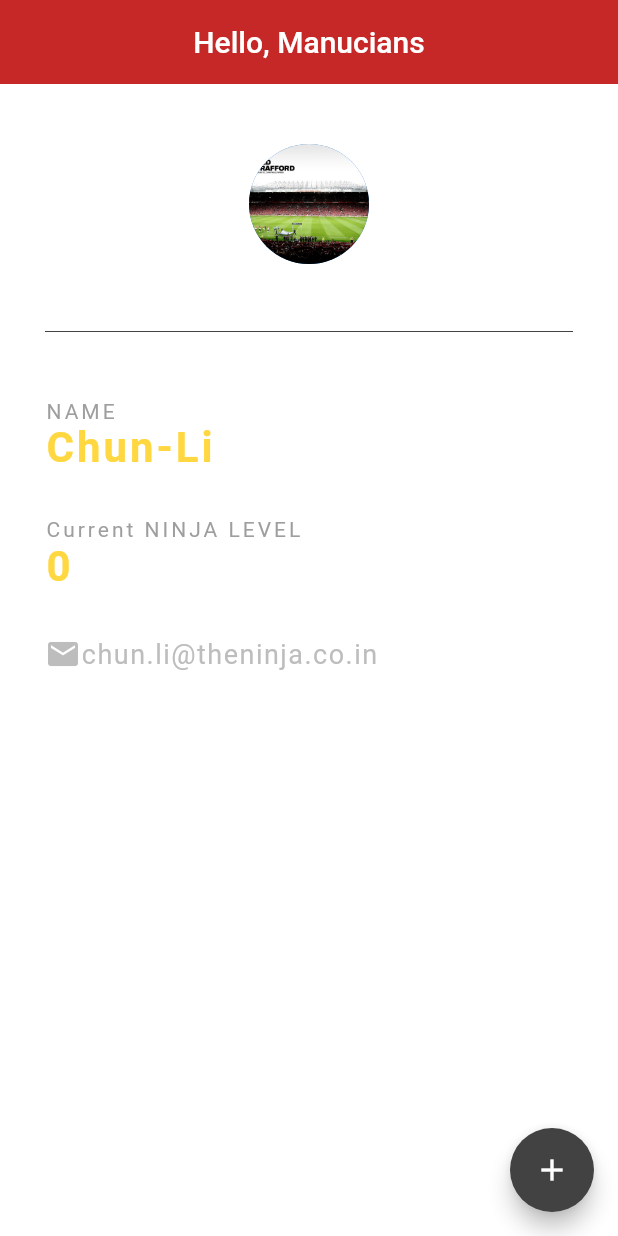
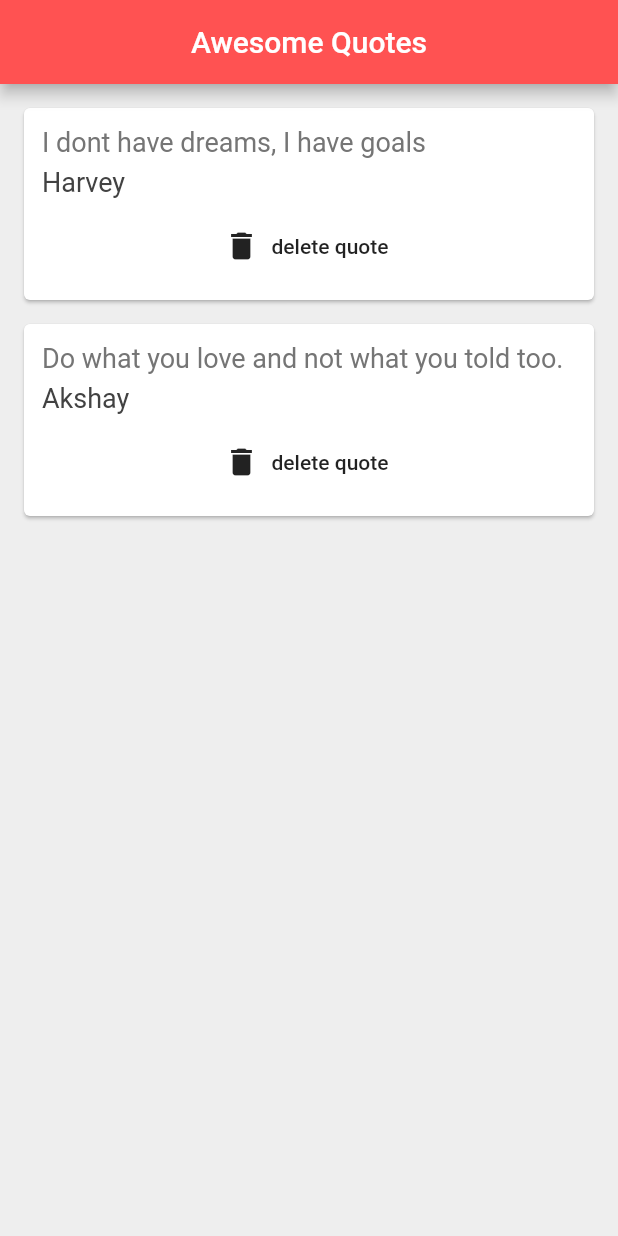
Before and after one commit to aks14075032/Flutter_App, a Flutter app: the screen it shows after launch, on a phone screen of 412 x 824 dp. Run offline on Flutter 3.47's test engine with Material 2 defaults, Android fonts, the light colour scheme and no system bars.

Commit message:
"Flutter App : Quote App"

```diff
--- a/lib/main.dart
+++ b/lib/main.dart
@@ -1,106 +1,69 @@
 import 'package:flutter/material.dart';
-
+import 'quote.dart';
 void main() => runApp(MaterialApp(
-  home: Home()
+  home: QuoteList(),
 ));
 
+class QuoteList extends StatefulWidget {
+  const QuoteList({Key? key}) : super(key: key);
 
-class Home extends StatefulWidget {
   @override
-  _HomeState createState() => _HomeState();
+  _QuoteListState createState() => _QuoteListState();
 }
 
-class _HomeState extends State<Home> {
+class _QuoteListState extends State<QuoteList> {
+  @override
+  List<Quote> quotes = [
+    Quote(author: 'Harvey', text: 'I don''t have dreams, I have goals'),
+    Quote(author: 'Akshay', text: 'Do what you love and not what you told too.')
+  ];
 
-  int ninjaLevel=0;
-
-  @override
-  Widget build(BuildContext context) {
-    return Scaffold(
-      backgroundColor: Colors.white,
-      appBar: AppBar(
-        title: Text('Hello, Manucians'),
-        centerTitle: true,
-        backgroundColor: Colors.red[800],
-        elevation: 0.0,
-      ),
-      floatingActionButton: FloatingActionButton(
-        onPressed: (){
-          setState(() {
-            ninjaLevel += 1;
-          });
-        },
-        child: Icon(Icons.add),
-        backgroundColor: Colors.grey[800],
-      ),
-      body: Padding(
-        padding: EdgeInsets.fromLTRB(30.0, 40.0, 30.0, 0.0),
+  Widget quoteTemplate(quote){
+    return Card(
+      margin: EdgeInsets.fromLTRB(16.0, 16.0, 16.0, 0),
+      child: Padding(
+        padding: const EdgeInsets.all(12.0),
         child: Column(
-          crossAxisAlignment: CrossAxisAlignment.start,
+          crossAxisAlignment: CrossAxisAlignment.stretch,
           children: <Widget>[
-            Center(
-              child: CircleAvatar(
-                backgroundImage: AssetImage('assets/OT-1.jpg'),
-                radius: 40.0,
+            Text(
+              quote.text,
+              style: TextStyle(
+                fontSize: 18.0,
+                color: Colors.grey[600],
               ),
             ),
-            Divider(
-              height: 90.0,
-              color: Colors.grey[800],
+            SizedBox(height: 6.0),
+            Text(
+              quote.author,
+              style: TextStyle(
+                fontSize: 18.0,
+                color: Colors.grey[800],
+              ),
             ),
-            Text(
-             'NAME',
-              style: TextStyle(
-                color: Colors.grey,
-                letterSpacing: 2.0,
-              )
-            ),
-            Text(
-                'Chun-Li',
-                style: TextStyle(
-                  color: Colors.amberAccent[200],
-                  letterSpacing: 2.0,
-                  fontSize: 28.0,
-                  fontWeight: FontWeight.bold,
-                )
-            ),
-            SizedBox(height: 30.0),
-            Text(
-              'Current NINJA LEVEL',
-              style: TextStyle(
-                color: Colors.grey,
-                letterSpacing: 2.0,
-              )
-            ),
-            Text(
-              '$ninjaLevel',
-              style: TextStyle(
-                color: Colors.amberAccent[200],
-                letterSpacing: 2.0,
-                fontSize: 28.0,
-                fontWeight: FontWeight.bold,
-              )
-            ),
-            SizedBox(height: 30.0),
-            Row(
-              children: <Widget>[
-                Icon(
-                  Icons.email,
-                  color: Colors.grey[400],
-                ),
-                Text(
-                  'chun.li@theninja.co.in',
-                  style:TextStyle(
-                    color: Colors.grey[400],
-                    fontSize: 18.0,
-                    letterSpacing: 1.0,
-                  ),
-                ),
-              ],
+            SizedBox(height: 8.0),
+            FlatButton.icon(
+              onPressed: () {},
+              label: Text('delete quote'),
+              icon: Icon(Icons.delete),
             ),
           ],
         ),
       ),
     );
   }
+
+  Widget build(BuildContext context) {
+    return Scaffold(
+      backgroundColor: Colors.grey[200],
+      appBar: AppBar(
+        title: Text('Awesome Quotes'),
+        centerTitle: true,
+        backgroundColor: Colors.redAccent,
+      ),
+      body: Column(
+        children: quotes.map((quote) =>quoteTemplate(quote)).toList(),
+      ),
+    );
+  }
 }
--- /dev/null
+++ b/lib/quote.dart
@@ -0,0 +1,8 @@
+class Quote {
+
+  String text;
+  String author;
+
+  Quote({ required this.text, required this.author });
+
+}
```
